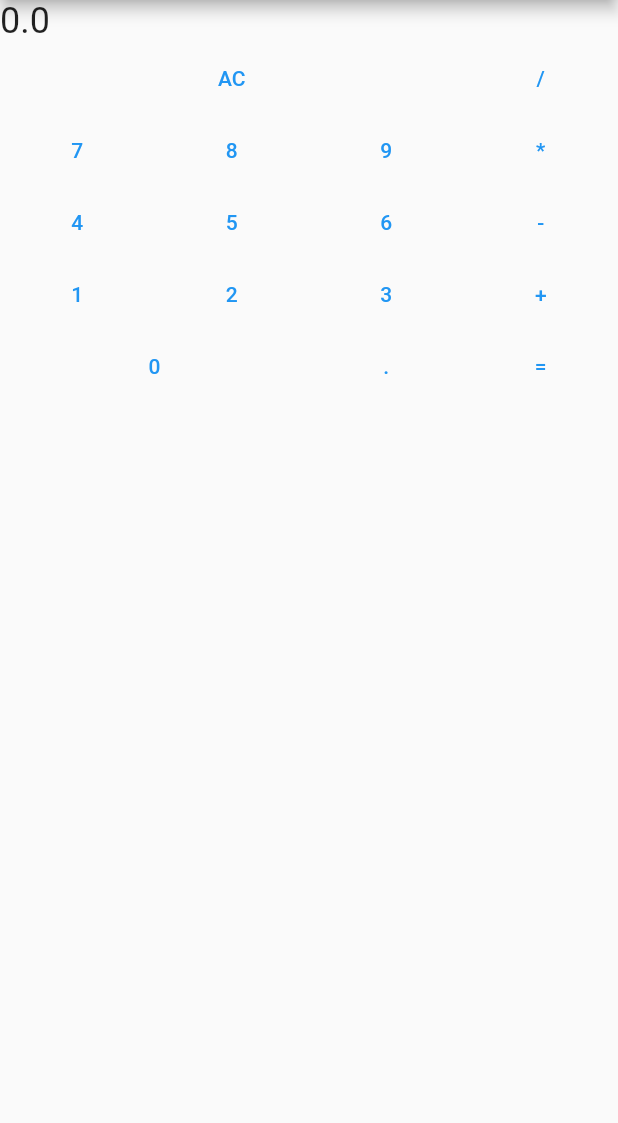
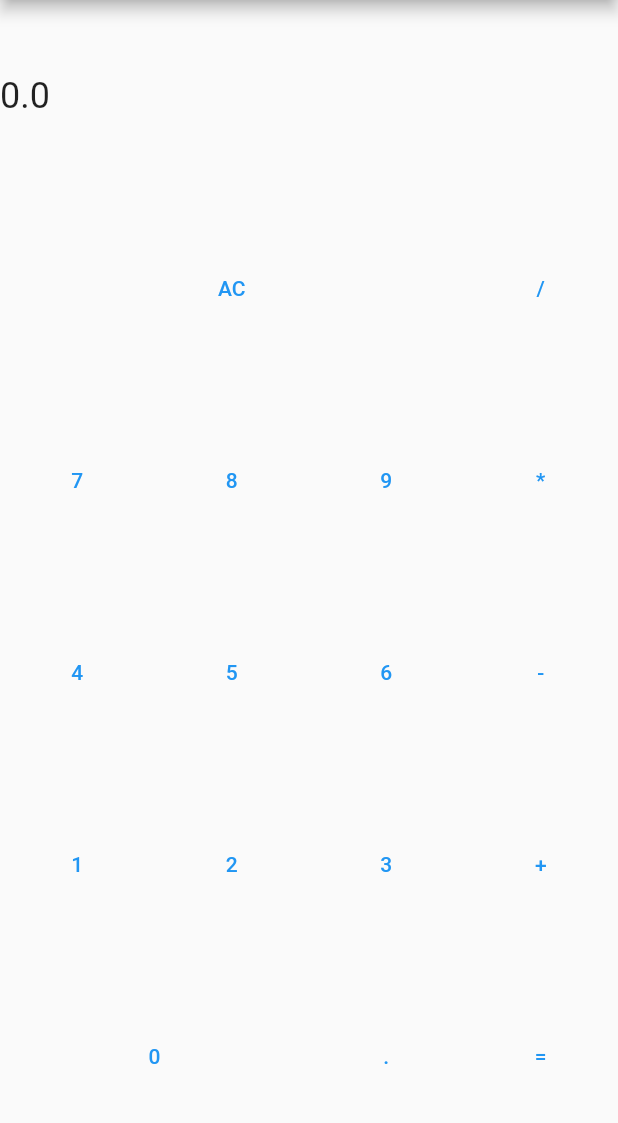
Before and after one commit to castrors/calculator, a Flutter app: the screen it shows after launch, on a phone screen of 412 x 824 dp, the part 84-1207 px from its top. Run offline on Flutter 3.47's test engine with Material 2 defaults, Android fonts, the phone set to English and light mode, and no system bars; our stand-ins replace bloc, flutter_bloc; generated files the repository leaves out were written again.

Commit message:
Create calculator UI dynamically

```diff
--- /dev/null
+++ b/lib/calculator/model/calculator_button.dart
@@ -0,0 +1,10 @@
+import 'package:calculator/calculator/calculator.dart';
+
+class CalculatorButton {
+  CalculatorButton(this.key, this.title, this.input, {this.weight = 1});
+
+  final String key;
+  final String title;
+  final Input input;
+  final int weight;
+}
--- /dev/null
+++ b/lib/calculator/model/model.dart
@@ -0,0 +1,32 @@
+import 'package:calculator/calculator/calculator.dart';
+import 'package:calculator/calculator/model/calculator_button.dart';
+
+List<List<CalculatorButton>> getButtons() => [
+      [
+        CalculatorButton('key_allClear', 'AC', Input.allClear, weight: 3),
+        CalculatorButton('key_division', '/', Input.division),
+      ],
+      [
+        CalculatorButton('key_seven', '7', Input.seven),
+        CalculatorButton('key_eight', '8', Input.eight),
+        CalculatorButton('key_nine', '9', Input.nine),
+        CalculatorButton('key_multiplication', '*', Input.multiplication),
+      ],
+      [
+        CalculatorButton('key_four', '4', Input.four),
+        CalculatorButton('key_five', '5', Input.five),
+        CalculatorButton('key_six', '6', Input.six),
+        CalculatorButton('key_subtraction', '-', Input.subtraction),
+      ],
+      [
+        CalculatorButton('key_one', '1', Input.one),
+        CalculatorButton('key_two', '2', Input.two),
+        CalculatorButton('key_three', '3', Input.three),
+        CalculatorButton('key_addition', '+', Input.addition),
+      ],
+      [
+        CalculatorButton('key_zero', '0', Input.zero, weight: 2),
+        CalculatorButton('key_decimalPoint', '.', Input.decimalPoint),
+        CalculatorButton('key_result', '=', Input.result),
+      ],
+    ];
--- a/lib/calculator/view/calculator_page.dart
+++ b/lib/calculator/view/calculator_page.dart
@@ -1,5 +1,6 @@
 import 'package:calculator/calculator/calculator.dart';
 import 'package:calculator/calculator/cubit/calculator_cubit.dart';
+import 'package:calculator/calculator/model/model.dart';
 import 'package:calculator/l10n/l10n.dart';
 import 'package:flutter/material.dart';
 import 'package:flutter_bloc/flutter_bloc.dart';
@@ -27,9 +28,12 @@ class CalculatorView extends StatelessWidget {
 
     return Scaffold(
       appBar: AppBar(title: Text(l10n.calculatorAppBarTitle)),
-      body: Column(
+      body: SafeArea(
+        child: Column(
+          crossAxisAlignment: CrossAxisAlignment.stretch,
           children: [
-          Row(
+            Expanded(
+              child: Row(
                 children: [
                   Center(
                     child: Text(
@@ -39,200 +43,31 @@ class CalculatorView extends StatelessWidget {
                   ),
                 ],
               ),
-          Row(
-            children: [
-              Expanded(
-                flex: 3,
+            ),
+            ...getButtons().map(
+              (row) => Expanded(
+                child: Row(
+                  children: row
+                      .map(
+                        (button) => Expanded(
+                          flex: button.weight,
                           child: TextButton(
-                  child: const Text(
-                    'AC',
-                    key: Key('key_allClear'),
+                            child: Text(
+                              button.title,
+                              key: Key(button.key),
                             ),
-                  onPressed: () =>
-                      context.read<CalculatorCubit>().type(Input.allClear),
+                            onPressed: () => context
+                                .read<CalculatorCubit>()
+                                .type(button.input),
                           ),
                         ),
-              Expanded(
-                child: TextButton(
-                  child: const Text(
-                    '/',
-                    key: Key('key_division'),
+                      )
+                      .toList(),
                 ),
-                  onPressed: () =>
-                      context.read<CalculatorCubit>().type(Input.division),
               ),
             ),
           ],
         ),
-          Row(
-            children: [
-              Expanded(
-                child: TextButton(
-                  child: const Text(
-                    '7',
-                    key: Key('key_seven'),
-                  ),
-                  onPressed: () =>
-                      context.read<CalculatorCubit>().type(Input.seven),
-                ),
-              ),
-              Expanded(
-                child: TextButton(
-                  child: const Text(
-                    '8',
-                    key: Key('key_eight'),
-                  ),
-                  onPressed: () =>
-                      context.read<CalculatorCubit>().type(Input.eight),
-                ),
-              ),
-              Expanded(
-                child: TextButton(
-                  child: const Text(
-                    '9',
-                    key: Key('key_nine'),
-                  ),
-                  onPressed: () =>
-                      context.read<CalculatorCubit>().type(Input.nine),
-                ),
-              ),
-              Expanded(
-                child: TextButton(
-                  child: const Text(
-                    '*',
-                    key: Key('key_multiplication'),
-                  ),
-                  onPressed: () => context
-                      .read<CalculatorCubit>()
-                      .type(Input.multiplication),
-                ),
-              ),
-            ],
-          ),
-          Row(
-            children: [
-              Expanded(
-                child: TextButton(
-                  child: const Text(
-                    '4',
-                    key: Key('key_four'),
-                  ),
-                  onPressed: () =>
-                      context.read<CalculatorCubit>().type(Input.four),
-                ),
-              ),
-              Expanded(
-                child: TextButton(
-                  child: const Text(
-                    '5',
-                    key: Key('key_five'),
-                  ),
-                  onPressed: () =>
-                      context.read<CalculatorCubit>().type(Input.five),
-                ),
-              ),
-              Expanded(
-                child: TextButton(
-                  child: const Text(
-                    '6',
-                    key: Key('key_six'),
-                  ),
-                  onPressed: () =>
-                      context.read<CalculatorCubit>().type(Input.six),
-                ),
-              ),
-              Expanded(
-                child: TextButton(
-                  child: const Text(
-                    '-',
-                    key: Key('key_subtraction'),
-                  ),
-                  onPressed: () =>
-                      context.read<CalculatorCubit>().type(Input.subtraction),
-                ),
-              ),
-            ],
-          ),
-          Row(
-            children: [
-              Expanded(
-                child: TextButton(
-                  child: const Text(
-                    '1',
-                    key: Key('key_one'),
-                  ),
-                  onPressed: () =>
-                      context.read<CalculatorCubit>().type(Input.one),
-                ),
-              ),
-              Expanded(
-                child: TextButton(
-                  child: const Text(
-                    '2',
-                    key: Key('key_two'),
-                  ),
-                  onPressed: () =>
-                      context.read<CalculatorCubit>().type(Input.two),
-                ),
-              ),
-              Expanded(
-                child: TextButton(
-                  child: const Text(
-                    '3',
-                    key: Key('key_three'),
-                  ),
-                  onPressed: () =>
-                      context.read<CalculatorCubit>().type(Input.three),
-                ),
-              ),
-              Expanded(
-                child: TextButton(
-                  child: const Text(
-                    '+',
-                    key: Key('key_addition'),
-                  ),
-                  onPressed: () =>
-                      context.read<CalculatorCubit>().type(Input.addition),
-                ),
-              ),
-            ],
-          ),
-          Row(
-            children: [
-              Expanded(
-                flex: 2,
-                child: TextButton(
-                  child: const Text(
-                    '0',
-                    key: Key('key_zero'),
-                  ),
-                  onPressed: () =>
-                      context.read<CalculatorCubit>().type(Input.zero),
-                ),
-              ),
-              Expanded(
-                child: TextButton(
-                  child: const Text(
-                    '.',
-                    key: Key('key_decimalPoint'),
-                  ),
-                  onPressed: () =>
-                      context.read<CalculatorCubit>().type(Input.decimalPoint),
-                ),
-              ),
-              Expanded(
-                child: TextButton(
-                  child: const Text(
-                    '=',
-                    key: Key('key_result'),
-                  ),
-                  onPressed: () =>
-                      context.read<CalculatorCubit>().type(Input.result),
-                ),
-              ),
-            ],
-          )
-        ],
       ),
     );
   }
```
Lines whose indentation alone changed are shown as unchanged.
